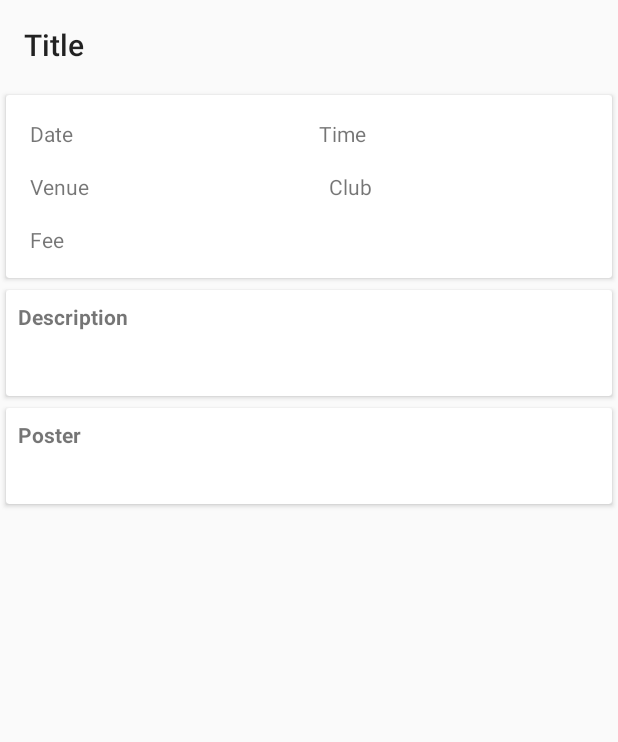
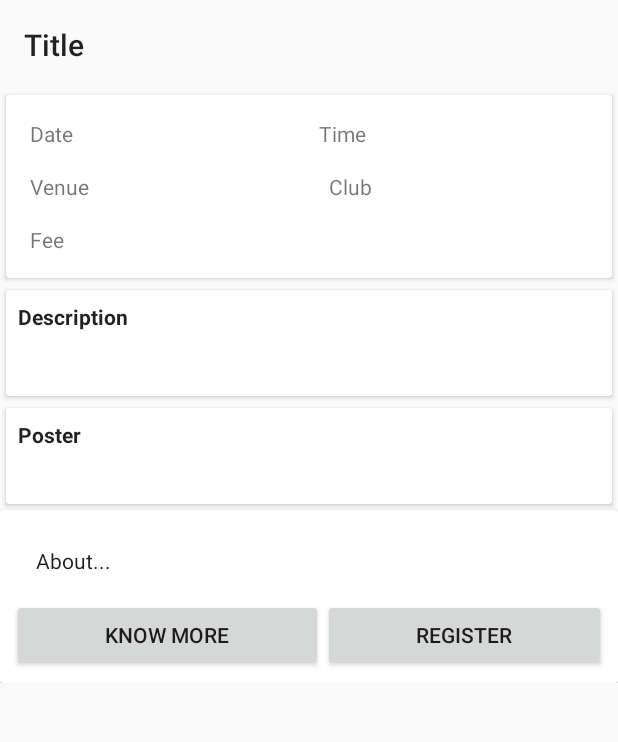
Before and after one commit to iamOJ/VITEvents, an Android app: the ActivityEvent screen opened directly, with no data from a screen before it, on a phone screen of 412 x 824 dp, the part 84-826 px from its top. Run offline under Robolectric (Android 15) with nearby library versions, the phone set to English and light mode, and no system bars; pictures from the network do not load.

Commit message:
Final Commit

```diff
--- a/app/build.gradle
+++ b/app/build.gradle
@@ -32,6 +32,8 @@ dependencies {
 
     compile 'com.jakewharton:butterknife:8.4.0'
 
+    compile 'com.github.bumptech.glide:glide:3.7.0'
+
     compile 'com.android.support:design:25.2.0'
 
     debugCompile 'com.squareup.leakcanary:leakcanary-android:1.4'
--- a/app/src/main/java/com/jones22/vitevents/ActivityEvent.java
+++ b/app/src/main/java/com/jones22/vitevents/ActivityEvent.java
@@ -1,13 +1,18 @@
 package com.jones22.vitevents;
 
+import android.content.Intent;
 import android.graphics.Typeface;
+import android.net.Uri;
 import android.os.Bundle;
 import android.support.annotation.Nullable;
 import android.support.v7.app.AppCompatActivity;
 import android.support.v7.widget.Toolbar;
 import android.util.Log;
+import android.view.View;
 import android.widget.ImageView;
 import android.widget.TextView;
+
+import com.bumptech.glide.Glide;
 
 import java.util.Calendar;
 
@@ -25,11 +30,14 @@ public class ActivityEvent extends AppCompatActivity {
     TextView eventFee;
     //@BindView(R.id.event_desc)
     TextView eventDesc;
-
     TextView description;
     TextView imageCaption;
     TextView clubName;
     ImageView imageView;
+
+    private String register;
+    private String knowMore;
+    private String imgURL;
 
     private Toolbar toolbar;
 
@@ -56,36 +64,75 @@ public class ActivityEvent extends AppCompatActivity {
 
         java.util.Date subdate;
         java.util.Date todaysDate = Calendar.getInstance().getTime();
-        Log.i("Date",todaysDate.toString());
+        Log.i("Date", todaysDate.toString());
 
         if (savedInstanceState == null) {
             Bundle extras = getIntent().getExtras();
-            if(extras == null) {
+            if (extras == null) {
 
             } else {
                 eventName.setText(extras.getString("name"));
                 eventVenue.setText(extras.getString("venue"));
-                eventDate.setText(extras.getString("date").substring(0,10));
+                eventDate.setText(extras.getString("date").substring(0, 10));
                 eventTime.setText(extras.getString("time"));
-                eventFee.setText(""+extras.getInt("fee"));
+                eventFee.setText("" + extras.getInt("fee"));
                 eventDesc.setText(extras.getString("desc"));
                 clubName.setText(extras.getString("clubName"));
+                knowMore = extras.getString("knowMore");
+                //Log.i("Register",extras.getString(""))
+                register = extras.getString("register");
+                imgURL = extras.getString("image");
+                Glide.with(this).load(imgURL).into(imageView);
+
+                //Log.i("RegiserEvent",register);
                 //extras.get("image");
                 /*
                 byte[] data = extras.getByteArray("image");
                 Bitmap bmp = BitmapFactory.decodeByteArray(data,0,data.length);
                 imageView.setImageBitmap(bmp);*/
                 String date = extras.getString("date");
-                Log.i("Given Date",date.substring(0,10));
+                Log.i("Given Date", date.substring(0, 10));
             }
         } else {
             eventName.setText((String) savedInstanceState.getSerializable("name"));
             eventVenue.setText((String) savedInstanceState.getSerializable("venue"));
             eventDate.setText((String) savedInstanceState.getSerializable("date"));
             eventTime.setText((String) savedInstanceState.getSerializable("time"));
-            eventFee.setText(""+(int) savedInstanceState.getSerializable("fee"));
+            eventFee.setText("" + (int) savedInstanceState.getSerializable("fee"));
             eventDesc.setText((String) savedInstanceState.getSerializable("desc"));
         }
 
     }
+
+    public void knowMore(View view) {
+        Intent i = new Intent();
+        i.setAction(Intent.ACTION_VIEW);
+        i.addCategory(Intent.CATEGORY_BROWSABLE);
+        i.setData(Uri.parse(knowMore));
+        startActivity(i);
+    }
+
+    public void Register(View view) {
+        Log.i("Register", "Logging " + register);
+        if (register != null) {
+            Intent i = new Intent(Intent.ACTION_VIEW, Uri.parse(register));
+            startActivity(i);
+        }
+    }
+/*
+    public static Drawable loadImageFromUrl(String url) {
+        InputStream inputStream;
+        AsyncImageLoader async=new AsyncImageLoader();
+
+        Drawable cachedImage = async.loadDrawable(
+                url, new ImageCallback() {
+                    public void imageLoaded(Drawable imageDrawable,
+                                            String imageUrl) {
+                        imageView.setImageDrawable(imageDrawable);
+                    }
+                });
+        imageView.setImageDrawable(cachedImage);
+        return cachedImage;
+    }
+    */
 }
--- a/app/src/main/java/com/jones22/vitevents/FragmentMonth.java
+++ b/app/src/main/java/com/jones22/vitevents/FragmentMonth.java
@@ -231,6 +231,10 @@ public class FragmentMonth extends Fragment {
                                 intent.putExtra("fee", temp.getFee());
                                 intent.putExtra("desc", temp.getDesc());
                                 intent.putExtra("clubName", temp.getClubName());
+                                intent.putExtra("register",temp.getRegister());
+                                Log.i("Temp","getReg");
+                                intent.putExtra("knowMore",temp.getKnowMore());
+                                intent.putExtra("image",temp.getImage());
                                 /*Bitmap img = temp.getImage();
                                 Log.i("Temp","Image");
                                 Log.i("Temp",img.toString());
--- a/app/src/main/java/com/jones22/vitevents/MainActivity.java
+++ b/app/src/main/java/com/jones22/vitevents/MainActivity.java
@@ -54,7 +54,6 @@ public class MainActivity extends AppCompatActivity {
         return true;
     }
 
-    private TeachersDataSource teachersDataSource;
     private EventsDataSource eventsDataSource;
     @Override
     public boolean onOptionsItemSelected(MenuItem item) {
--- a/app/src/main/res/layout/activity_event.xml
+++ b/app/src/main/res/layout/activity_event.xml
@@ -1,4 +1,8 @@
 <?xml version="1.0" encoding="utf-8"?>
+<ScrollView xmlns:android="http://schemas.android.com/apk/res/android"
+    android:layout_width="match_parent"
+    android:layout_height="match_parent">
+
     <LinearLayout xmlns:android="http://schemas.android.com/apk/res/android"
         android:layout_width="match_parent"
         android:layout_height="match_parent"
@@ -43,13 +47,13 @@
                         android:padding="8dp"
                         android:text="Date" />
 
-                <TextView android:text="Time"
-                android:layout_weight="1"
+                    <TextView
+                        android:id="@+id/event_time"
                         android:layout_width="wrap_content"
                         android:layout_height="wrap_content"
-                android:id="@+id/event_time"
+                        android:layout_weight="1"
                         android:padding="8dp"
-                />
+                        android:text="Time" />
                 </LinearLayout>
 
                 <LinearLayout
@@ -61,16 +65,16 @@
                     <TextView
                         android:id="@+id/event_venue"
                         android:layout_width="wrap_content"
+                        android:layout_height="wrap_content"
                         android:layout_weight="1"
-                    android:layout_height="wrap_content"
                         android:padding="8dp"
                         android:text="Venue" />
 
                     <TextView
+                        android:id="@+id/clubName1"
                         android:layout_width="wrap_content"
+                        android:layout_height="wrap_content"
                         android:layout_weight="1"
-                    android:layout_height="wrap_content"
-                    android:id="@+id/clubName1"
                         android:padding="8dp"
                         android:text="Club" />
                 </LinearLayout>
@@ -102,7 +106,8 @@
                     android:layout_width="match_parent"
                     android:layout_height="wrap_content"
                     android:padding="8dp"
-                android:text="Description" />
+                    android:text="Description"
+                    android:textAppearance="@style/TextAppearance.AppCompat.Body1" />
 
                 <TextView
                     android:id="@+id/event_desc"
@@ -125,7 +130,8 @@
                 android:layout_width="wrap_content"
                 android:layout_height="wrap_content"
                 android:padding="8dp"
-            android:text="Poster" />
+                android:text="Poster"
+                android:textAppearance="@style/TextAppearance.AppCompat.Body1" />
 
             <ImageView
                 android:id="@+id/imageView"
@@ -134,4 +140,44 @@
 
         </android.support.v7.widget.CardView>
 
+        <android.support.v7.widget.CardView
+            android:layout_width="match_parent"
+            android:layout_height="wrap_content"
+            android:padding="16dp">
+
+            <LinearLayout
+                android:layout_width="match_parent"
+                android:layout_height="wrap_content"
+                android:orientation="vertical"
+                android:padding="8dp">
+
+                <TextView
+                    android:layout_width="match_parent"
+                    android:layout_height="wrap_content"
+                    android:padding="16dp"
+                    android:text="About..."
+                    android:textAppearance="@style/TextAppearance.AppCompat.Body1" />
+
+                <LinearLayout
+                    android:layout_width="match_parent"
+                    android:layout_height="wrap_content"
+                    android:weightSum="2">
+
+                    <Button
+                        android:layout_width="wrap_content"
+                        android:layout_height="wrap_content"
+                        android:layout_weight="1"
+                        android:onClick="knowMore"
+                        android:text="Know More" />
+
+                    <Button
+                        android:layout_width="wrap_content"
+                        android:layout_height="wrap_content"
+                        android:layout_weight="1"
+                        android:onClick="Register"
+                        android:text="Register" />
                 </LinearLayout>
+            </LinearLayout>
+        </android.support.v7.widget.CardView>
+    </LinearLayout>
+</ScrollView>
--- a/app/src/main/res/menu/menu_main.xml
+++ b/app/src/main/res/menu/menu_main.xml
@@ -1,5 +1,5 @@
 <menu xmlns:android="http://schemas.android.com/apk/res/android"
     xmlns:app="http://schemas.android.com/apk/res-auto"
-    xmlns:tools="http://schemas.android.com/tools" tools:context="im.rohan.chapters.MainActivity">
+    xmlns:tools="http://schemas.android.com/tools" tools:context="com.jones22.vitevents.MainActivity">
 
 </menu>
--- a/build.gradle
+++ b/build.gradle
@@ -5,7 +5,7 @@ buildscript {
         jcenter()
     }
     dependencies {
-        classpath 'com.android.tools.build:gradle:2.2.3'
+        classpath 'com.android.tools.build:gradle:2.3.1'
 
         // NOTE: Do not place your application dependencies here; they belong
         // in the individual module build.gradle files
```
Also changed, not shown: app/src/main/java/com/jones22/vitevents/Events.java (+25 -10 lines), app/src/main/java/com/jones22/vitevents/EventsDataSource.java (+7 -1 lines), app/src/main/java/com/jones22/vitevents/FragmentEvents.java (+56 -53 lines), app/src/main/java/com/jones22/vitevents/Students.java (deleted, +0 -39 lines), app/src/main/java/com/jones22/vitevents/StudentsDataSource.java (deleted, +0 -86 lines), app/src/main/java/com/jones22/vitevents/Teachers.java (deleted, +0 -46 lines), app/src/main/java/com/jones22/vitevents/TeachersDataSource.java (deleted, +0 -94 lines), gradle/wrapper/gradle-wrapper.properties. Lines whose indentation alone changed are shown as unchanged.
